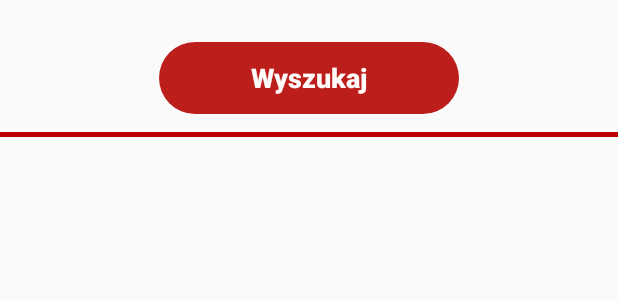
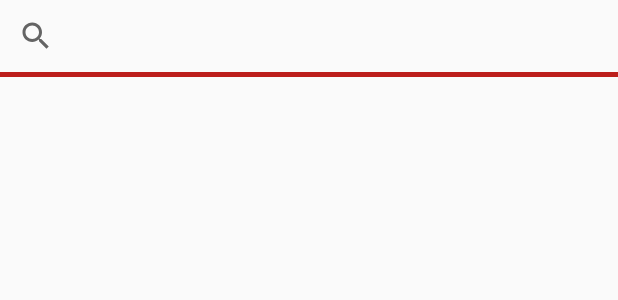
Before and after one commit to JakubPilkowski/RandomChatApplication, an Android app: the layout cp_search_view.xml on its own in the app's theme, with its tools: preview values and no code run, on a phone screen of 412 x 824 dp. Shown: the top 300 px of the screen. Run offline under Robolectric (Android 15) with nearby library versions, the phone set to English and light mode, and no system bars.

Commit message:
rozpoczeto poprawki w search view, implementacja rxjavy

```diff
--- a/app/src/main/java/com/example/randomchatapplication/activites/profile_creation/CreateProfileActivity.java
+++ b/app/src/main/java/com/example/randomchatapplication/activites/profile_creation/CreateProfileActivity.java
@@ -124,7 +124,6 @@ public class CreateProfileActivity extends BaseActivity<ActivityCreateProfileBin
                     ArrayList<Hobby> hobbies = data.getParcelableArrayListExtra("hobbies");
                     Fragment fragment = viewModel.viewPagerAdapter.get().getItem(3);
                     SearchViewModel viewModel = (SearchViewModel) ((CreateProfileFragment) fragment).viewModel.getSearchViewModel();
-                    viewModel.updateItems(hobbies);
                 }
             }
         }
--- a/app/src/main/java/com/example/randomchatapplication/activites/search_view/SearchViewActivityViewModel.java
+++ b/app/src/main/java/com/example/randomchatapplication/activites/search_view/SearchViewActivityViewModel.java
@@ -59,7 +59,6 @@ public class SearchViewActivityViewModel extends BaseViewModel implements Search
     private BaseCallback<HobbiesResponse> callback = new BaseCallback<HobbiesResponse>() {
         @Override
         public void onSuccess(HobbiesResponse response) {
-            Log.d("onSuccess:", String.valueOf(hobbies.size()));
             if (hobbies.size() > 0) {
                 ArrayList<Hobby> responseHobbies = response.getZainteresowania();
                 for (Hobby hobby : responseHobbies) {
--- a/app/src/main/java/com/example/randomchatapplication/api/Client.java
+++ b/app/src/main/java/com/example/randomchatapplication/api/Client.java
@@ -4,8 +4,8 @@ import com.google.gson.Gson;
 import com.google.gson.GsonBuilder;
 
 import retrofit2.Retrofit;
+import retrofit2.adapter.rxjava3.RxJava3CallAdapterFactory;
 import retrofit2.converter.gson.GsonConverterFactory;
-import retrofit2.http.GET;
 
 public class Client<T> {
 
@@ -22,7 +22,8 @@ public class Client<T> {
                   .create();
           Retrofit retrofit = new Retrofit.Builder()
                   .baseUrl(url)
-                  .addConverterFactory(GsonConverterFactory.create(gson))
+                  .addConverterFactory(GsonConverterFactory.create())
+                  .addCallAdapterFactory(RxJava3CallAdapterFactory.create())
                   .build();
           service = retrofit.create(serviceClass);
       }
--- a/app/src/main/java/com/example/randomchatapplication/api/LoginConnection.java
+++ b/app/src/main/java/com/example/randomchatapplication/api/LoginConnection.java
@@ -25,9 +25,6 @@ public class LoginConnection {
     }
 
 
-    public void validate(){
-
-    }
     public void login(BaseCallback<AuthResponse> callback, AuthRequest authRequest){
         Call<AuthResponse> call = loginClient.getService().login(authRequest);
         call.enqueue(callback);
--- a/app/src/main/java/com/example/randomchatapplication/viewmodels/HobbyViewModel.java
+++ b/app/src/main/java/com/example/randomchatapplication/viewmodels/HobbyViewModel.java
@@ -22,7 +22,6 @@ public class HobbyViewModel {
     }
     public void onClick(){
         hobbies.remove(hobby);
-        viewModel.updateItems(hobbies);
     }
 
 }
--- a/app/src/main/res/layout/activity_search_view.xml
+++ b/app/src/main/res/layout/activity_search_view.xml
@@ -53,7 +53,7 @@
             android:layout_height="3dp"
             android:background="@color/colorPrimary"/>
         <androidx.recyclerview.widget.RecyclerView
-        android:id="@+id/hobbies_search_view_results"
+            android:id="@+id/hobbies_search_view_results"
             android:layout_below="@id/hobbies_bell"
             android:layout_width="match_parent"
             android:layout_height="wrap_content"
--- a/app/src/main/res/layout/cp_search_view.xml
+++ b/app/src/main/res/layout/cp_search_view.xml
@@ -11,42 +11,31 @@
         android:layout_width="match_parent"
         android:layout_height="match_parent"
         android:orientation="vertical">
-        <TextView
+            <SearchView
+                android:id="@+id/hobbies_search"
+                android:clickable="true"
+                android:focusable="true"
+                app:onQueryTextListener="@{viewModel.queryListener}"
+                android:onClick="@{() -> viewModel.onClick()}"
+                app:cancelListener="@{viewModel.cancelListener}"
+                app:iconified="@{viewModel.iconified}"
+                app:query="@{viewModel.query}"
                 android:layout_width="match_parent"
                 android:layout_height="wrap_content"
-            android:text="@{viewModel.note}"
-            android:textColor="@color/colorBlack"
-            android:textSize="16sp"
-            android:textAlignment="center"
+                android:queryHint="Wyszukaj..."
                 />
-        <Button
-            android:layout_width="200dp"
-            android:layout_height="48dp"
-            android:layout_gravity="center"
-            android:background="@drawable/login_button_drawable"
-            android:onClick="@{() -> viewModel.onClick()}"
-            android:text="@string/search_qeury_name"
-            android:stateListAnimator="@null"
-            android:textAllCaps="false"
-            android:textColor="@color/colorAccent"
-            android:textSize="18sp"
-            android:layout_marginTop="6dp"
-            android:layout_marginBottom="12dp"
-            android:textStyle="bold" />
             <View
+                android:id="@+id/hobbies_bell"
                 android:layout_width="match_parent"
                 android:layout_height="3dp"
-            android:background="@color/colorPrimaryDark"
-            android:layout_marginBottom="12dp"
-            />
-        <LinearLayout
+                android:background="@color/colorPrimary"/>
+            <androidx.recyclerview.widget.RecyclerView
+                android:id="@+id/hobbies_search_view_results"
                 android:layout_width="match_parent"
                 android:layout_height="wrap_content"
-            android:orientation="vertical"
-            app:updateHobbies="@{viewModel.hobbies}"
-            app:searchViewModel="@{viewModel.viewModel}"
-            >
-
-        </LinearLayout>
+                android:layout_marginTop="1dp"
+                app:layoutManager="LinearLayoutManager"
+                app:recyclerViewAdapter="@{viewModel.adapter}"
+                />
         </LinearLayout>
 </layout>
--- a/app/src/main/res/layout/create_profile_fragment.xml
+++ b/app/src/main/res/layout/create_profile_fragment.xml
@@ -22,7 +22,6 @@
             app:windowStatusBarPadding="@{viewModel.statusBarHeight}"
             android:layout_height="wrap_content"
             android:orientation="vertical">
-
         </LinearLayout>
     </ScrollView>
 
```
Also changed, not shown: app/build.gradle (+12 -1 lines), app/src/main/java/com/example/randomchatapplication/helpers/BindingAdapter.java (+16 -0 lines), app/src/main/java/com/example/randomchatapplication/ui/create_profile/fields/SearchViewModel.java (+41 -14 lines). Lines whose indentation alone changed are shown as unchanged.
